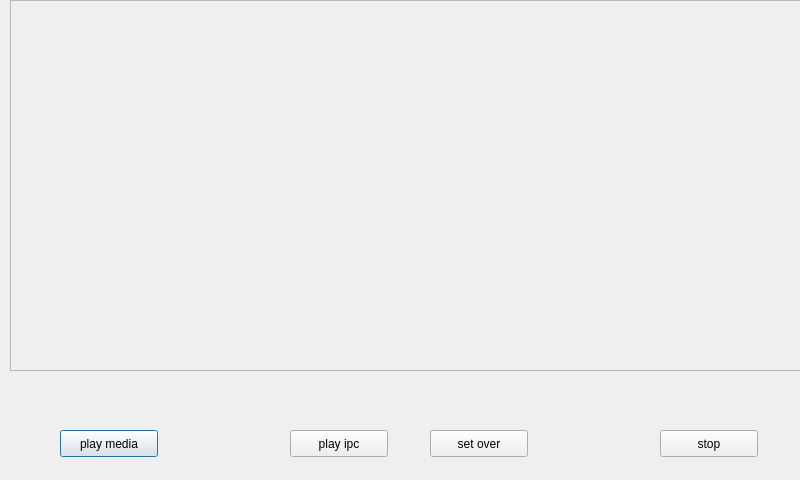
The window that CQplayerGUI.ui (zhangxuran11/MediaPkgDemo) describes before a commit, drawn with Qt 5.
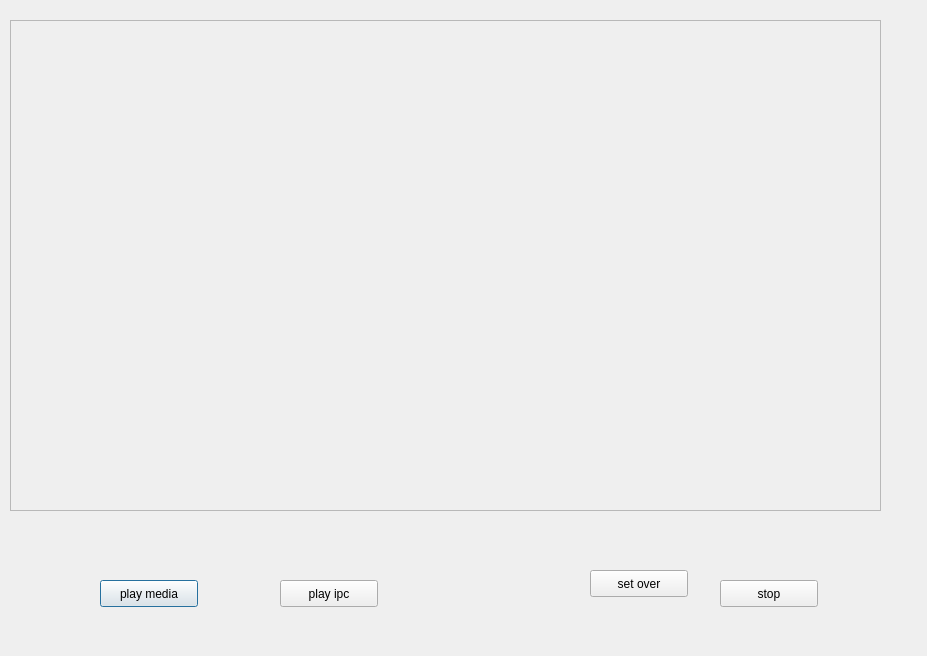
The same window after the commit.

What changed in the file:
```diff
--- a/CQplayerGUI.ui
+++ b/CQplayerGUI.ui
@@ -6,8 +6,8 @@
    <rect>
     <x>0</x>
     <y>0</y>
-    <width>800</width>
-    <height>480</height>
+    <width>927</width>
+    <height>656</height>
    </rect>
   </property>
   <property name="sizePolicy">
@@ -26,9 +26,9 @@
    <property name="geometry">
     <rect>
      <x>10</x>
-     <y>0</y>
-     <width>811</width>
-     <height>371</height>
+     <y>20</y>
+     <width>871</width>
+     <height>491</height>
     </rect>
    </property>
    <property name="frameShape">
@@ -41,8 +41,8 @@
   <widget class="QPushButton" name="playMediaButton">
    <property name="geometry">
     <rect>
-     <x>60</x>
-     <y>430</y>
+     <x>100</x>
+     <y>580</y>
      <width>98</width>
      <height>27</height>
     </rect>
@@ -54,8 +54,8 @@
   <widget class="QPushButton" name="stopButton">
    <property name="geometry">
     <rect>
-     <x>660</x>
-     <y>430</y>
+     <x>720</x>
+     <y>580</y>
      <width>98</width>
      <height>27</height>
     </rect>
@@ -67,8 +67,8 @@
   <widget class="QPushButton" name="playIPCButton">
    <property name="geometry">
     <rect>
-     <x>290</x>
-     <y>430</y>
+     <x>280</x>
+     <y>580</y>
      <width>98</width>
      <height>27</height>
     </rect>
@@ -80,8 +80,8 @@
   <widget class="QPushButton" name="setOverButton">
    <property name="geometry">
     <rect>
-     <x>430</x>
-     <y>430</y>
+     <x>590</x>
+     <y>570</y>
      <width>98</width>
      <height>27</height>
     </rect>
```
